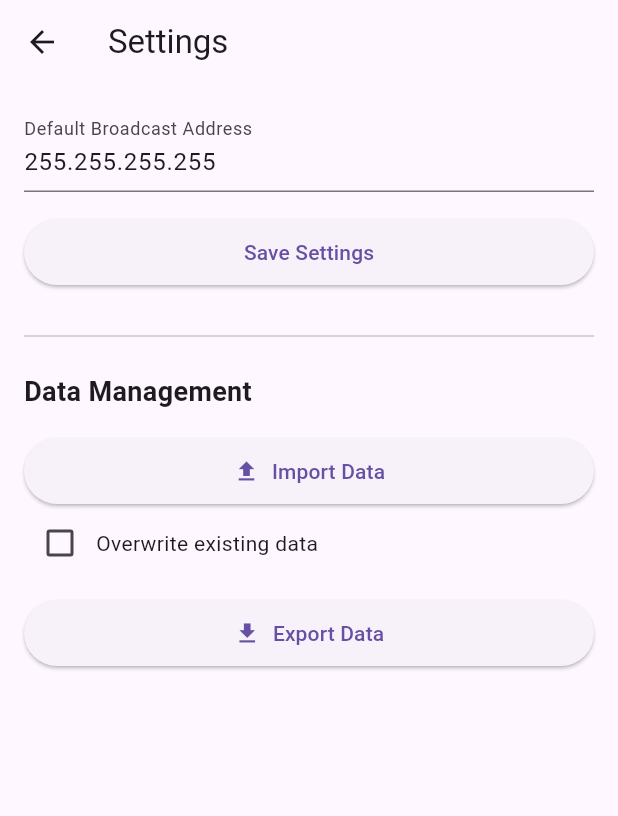
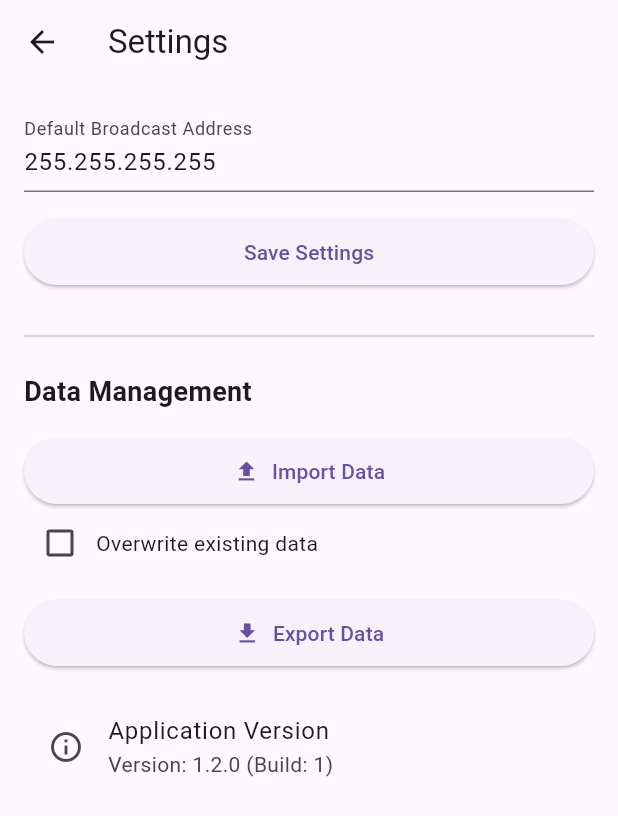
Before and after one commit to Vodichian/awaken, a Flutter app: the screen it shows after launch, after a tap on the "settings" icon, on a phone screen of 412 x 824 dp. Shown: the top 816 px of the screen. Run offline on Flutter 3.47's test engine with Material 3 defaults, Android fonts, the phone set to English and light mode, and no system bars; our stand-ins replace file_picker, flutter_colorpicker, flutter_slidable, hive_ce, hive_ce_flutter, logger and 2 more; missing offline and left inert: network_info_plus, window_size; accounts and stored records are empty; network calls fail; statements that could not run were skipped.

Commit message:
- bumped version to 1.2.0 - removed unused LAN status LED - added LICENSE

```diff
--- a/lib/screens/settings_screen.dart
+++ b/lib/screens/settings_screen.dart
@@ -2,6 +2,7 @@ import 'dart:typed_data';
 
 import 'package:flutter/material.dart';
 import 'package:hive_ce_flutter/hive_flutter.dart';
+import 'package:package_info_plus/package_info_plus.dart';
 import 'package:permission_handler/permission_handler.dart';
 import 'package:provider/provider.dart';
 
@@ -20,26 +21,20 @@ class SettingsScreen extends StatefulWidget {
 }
 
 class _SettingsScreenState extends State<SettingsScreen> {
+  String _appVersion = 'Loading...'; // Placeholder for the version
   final _formKey = GlobalKey<FormState>();
   late TextEditingController _broadcastAddressController;
   late Box<dynamic> _settingsBox;
   late Box<Computer> _computerBox;
 
   // State for the overwrite checkbox
-  bool _overwriteExistingData =
-      false;
+  bool _overwriteExistingData = false;
 
   @override
   void initState() {
     super.initState();
-    // Initialize boxes in initState as they are available from Provider immediately
-    // if the Provider is above this widget in the tree.
-    // Ensure that Provider.of is called with listen: false if you don't need
-    // this widget to rebuild when the Box instance itself changes (rare).
-    // The ValueListenableBuilder for computerBox will handle UI updates for data changes.
     _settingsBox = Provider.of<Box<dynamic>>(context, listen: false);
     _computerBox = Provider.of<Box<Computer>>(context, listen: false);
-
     final currentBroadcastAddress = _settingsBox.get(
       'broadcastAddress',
       defaultValue: '255.255.255.255',
@@ -47,9 +42,22 @@ class _SettingsScreenState extends State<SettingsScreen> {
     _broadcastAddressController = TextEditingController(
       text: currentBroadcastAddress,
     );
+    _loadAppVersion();
   }
 
-  // Remove didChangeDependencies if only used for box initialization now done in initState
+  Future<void> _loadAppVersion() async {
+    try {
+      final PackageInfo packageInfo = await PackageInfo.fromPlatform();
+      setState(() {
+        _appVersion = 'Version: ${packageInfo.version} (Build: ${packageInfo.buildNumber})';
+      });
+    } catch (e) {
+      setState(() {
+        _appVersion = 'Version: Not available';
+      });
+      logger.e('Failed to get app version: $e');
+    }
+  }
 
   @override
   void dispose() {
@@ -234,7 +242,8 @@ class _SettingsScreenState extends State<SettingsScreen> {
       try {
         final computer = Computer(
           name: name,
-          macAddress: macAddress, // Use the (potentially normalized) macAddress
+          macAddress: macAddress,
+          // Use the (potentially normalized) macAddress
           broadcastAddress: broadcastAddress,
           color: color,
           wanIpAddress: wanIpAddress,
@@ -513,6 +522,29 @@ class _SettingsScreenState extends State<SettingsScreen> {
                   ),
                 ),
                 const SizedBox(height: 16.0),
+                ListTile(
+                  leading: const Icon(Icons.info_outline),
+                  title: const Text('Application Version'),
+                  subtitle: Text(_appVersion),
+                  onTap: () {
+                    // Optional: Show more details or an about dialog
+                    showDialog(
+                      context: context,
+                      builder: (context) => AboutDialog(
+                        applicationName: 'Awaken',
+                        applicationVersion: _appVersion.replaceFirst('Version: ', ''), // Remove prefix for dialog
+                        applicationIcon: Image.asset('assets/icon/awaken.png', width: 48, height: 48),
+                        applicationLegalese: '© ${DateTime.now().year} Vodichian Projects',
+                        children: const <Widget>[
+                          Padding(
+                            padding: EdgeInsets.only(top: 15),
+                            child: Text('Thank you for using Awaken!'),
+                          )
+                        ],
+                      ),
+                    );
+                  },
+                ),
               ],
             ),
           ),
```
Also changed, not shown: lib/screens/computer_list_screen.dart (+0 -11 lines), pubspec.yaml (+4 -3 lines), pubspec.lock, 1 other file.
